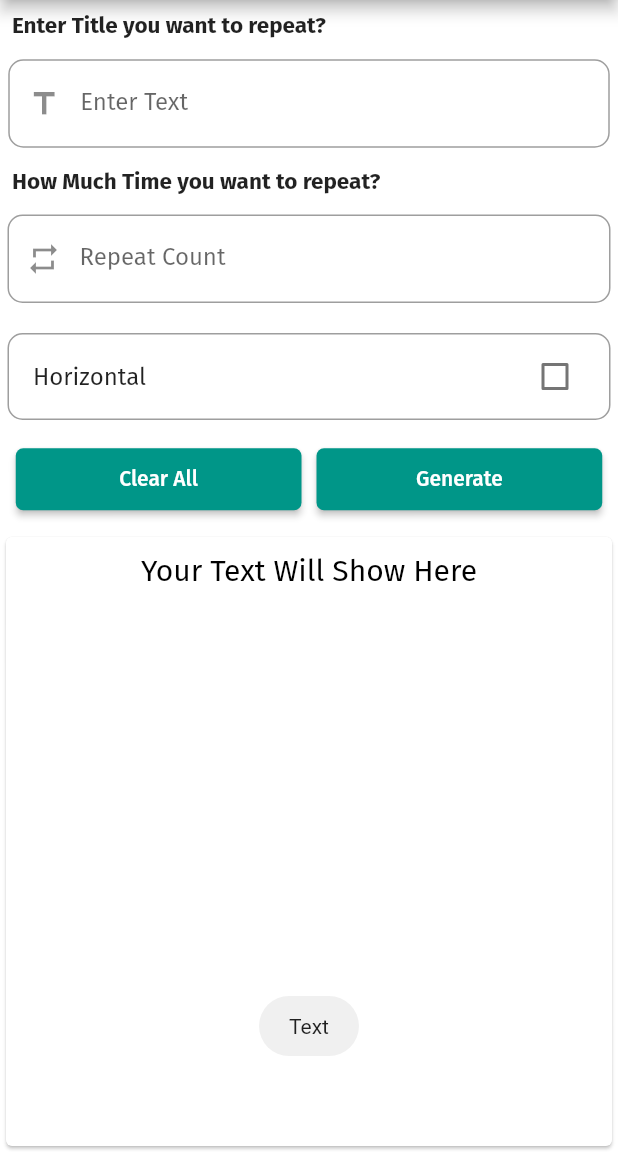
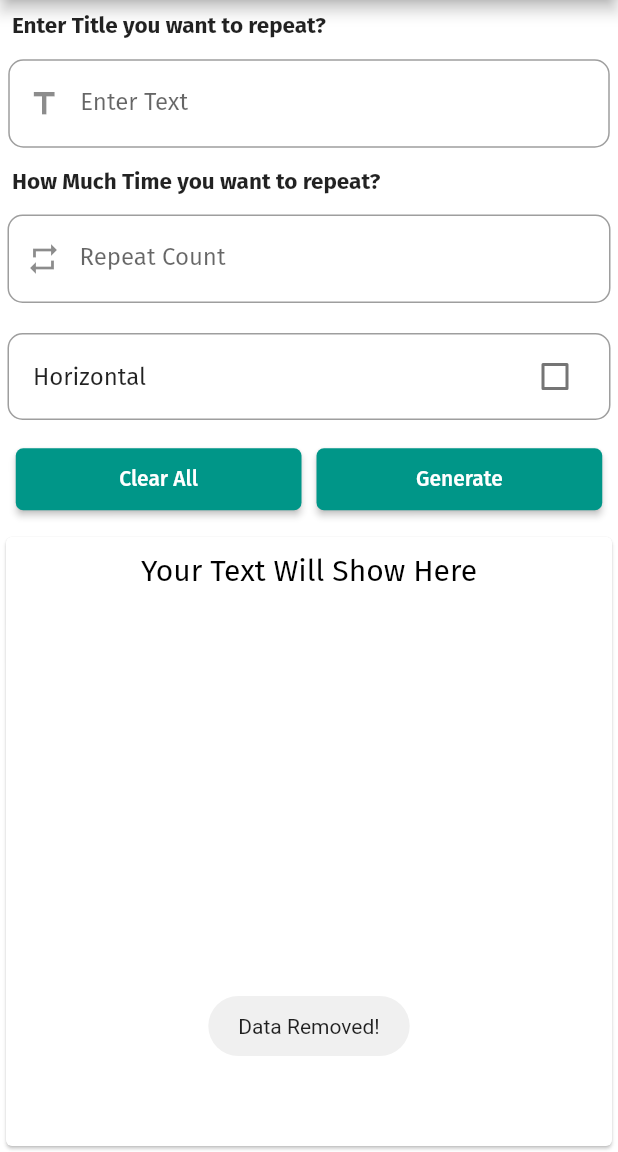
Before and after one commit to SeAliijaz/text_repeater-app, a Flutter app: the screen it shows after launch, after a tap on "Clear All", on a phone screen of 412 x 824 dp, the part 84-1236 px from its top. Run offline on Flutter 3.47's test engine with Material 2 defaults, Android fonts, the phone set to English and light mode, and no system bars; our stand-ins replace fluttertoast, google_fonts, share_plus; missing offline and left inert: clipboard.

Commit message:
Issue Resolved Working Fine

```diff
--- a/lib/Constants/constants.dart
+++ b/lib/Constants/constants.dart
@@ -4,13 +4,13 @@ import 'package:share_plus/share_plus.dart';
 
 ///function to copy text
 void copy(String? text) {
-  FlutterClipboard.copy(text == null ? text ?? "Null Text" : "Text");
+  FlutterClipboard.copy(text ?? "text");
 }
 
 void send(String? text) {
-  Share.share(text == null ? text ?? "Null Text" : "Text");
+  Share.share(text ?? "text");
 }
 
 void showToast(String? text) {
-  Fluttertoast.showToast(msg: text == null ? text ?? "Null Text" : "Text");
+  Fluttertoast.showToast(msg: text ?? "text");
 }
--- a/lib/Screens/home_screen.dart
+++ b/lib/Screens/home_screen.dart
@@ -48,6 +48,7 @@ class HomeScreenState extends State<HomeScreen> {
       title = '';
       repeatCount = null;
       _formKey.currentState!.reset();
+      _isVertical = false;
     });
     showToast("Data Removed!");
   }
```
